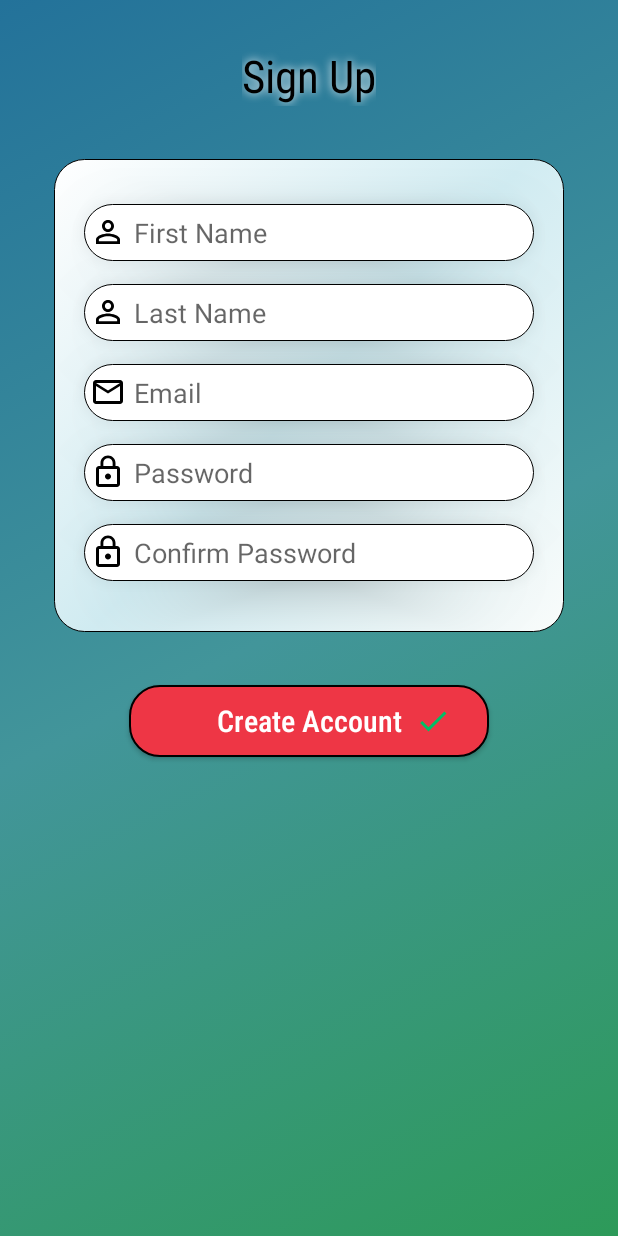
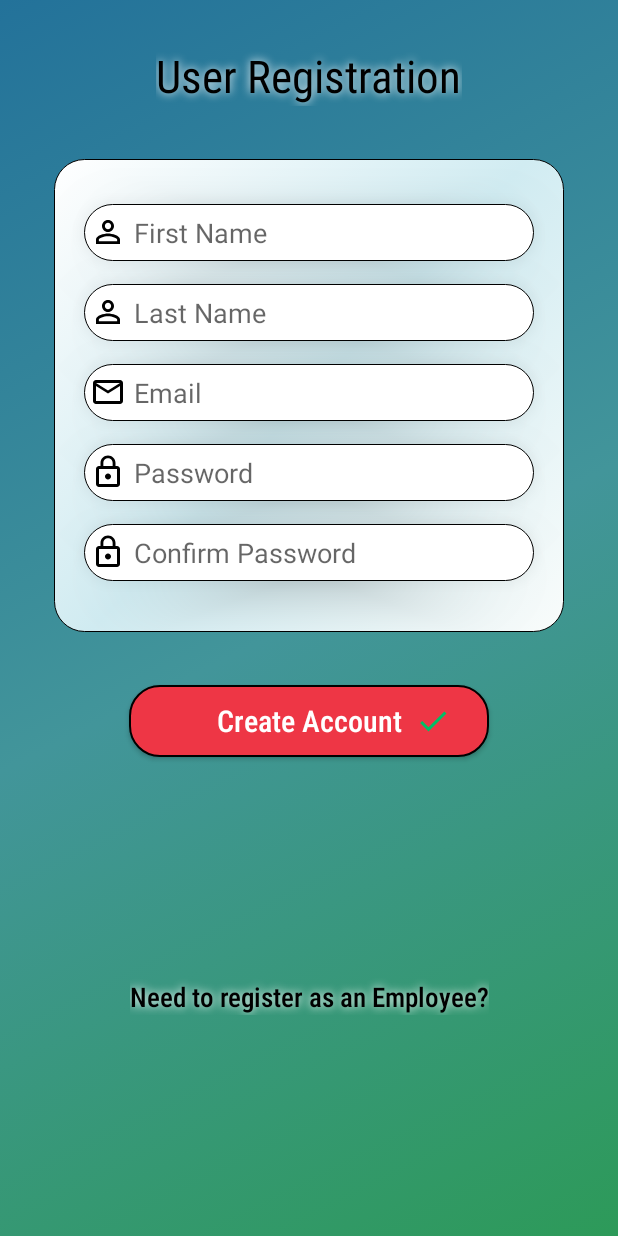
Before and after one commit to purvilpatel65/FSC_DINER, an Android app: the UserRegistration screen opened directly, with no data from a screen before it, on a phone screen of 412 x 824 dp. Run offline under Robolectric (Android 15) with nearby library versions, the phone set to English and light mode, and no system bars; our stand-ins replace Firebase (no records; nobody signed in at launch, a user with empty details on screens opened directly); libraries missing offline, so code that uses them is left out: com.blogspot.atifsoftwares; Roboto replaces fonts that are not available here; 2 statements that could not run were skipped.

```diff
--- a/app/build.gradle
+++ b/app/build.gradle
@@ -38,4 +38,5 @@ dependencies {
     implementation "androidx.cardview:cardview:1.0.0"
     implementation 'com.google.firebase:firebase-auth:19.2.0'
     implementation 'com.google.firebase:firebase-database:19.2.1'
+    implementation 'com.github.mohammadatif:Animatoo:master'
 }
--- a/app/src/main/java/com/example/fsc_diner/controller/LoginActivity.java
+++ b/app/src/main/java/com/example/fsc_diner/controller/LoginActivity.java
@@ -10,6 +10,7 @@ import android.view.View;
 import android.widget.TextView;
 import android.widget.Toast;
 
+import com.blogspot.atifsoftwares.animatoolib.Animatoo;
 import com.example.fsc_diner.R;
 import com.google.android.gms.tasks.OnCompleteListener;
 import com.google.android.gms.tasks.Task;
@@ -71,8 +72,9 @@ public class LoginActivity extends AppCompatActivity {
     }
 
     public void registrationStart(View view) {
-        Intent i = new Intent(this, RegistrationActivity.class);
+        Intent i = new Intent(this, UserRegistration.class);
         startActivity(i);
+        Animatoo.animateFade(this);
         finish();
     }
 
@@ -130,6 +132,7 @@ public class LoginActivity extends AppCompatActivity {
         if (user != null) {
             Intent i = new Intent(LoginActivity.this, MainActivity.class);
             startActivity(i);
+            Animatoo.animateFade(this);
             finish();
         } else {
             recreate();
--- a/app/src/main/java/com/example/fsc_diner/controller/SplashScreen.java
+++ b/app/src/main/java/com/example/fsc_diner/controller/SplashScreen.java
@@ -7,6 +7,8 @@ import android.os.Bundle;
 import android.os.Handler;
 import android.widget.ProgressBar;
 import androidx.appcompat.app.AppCompatActivity;
+
+import com.blogspot.atifsoftwares.animatoolib.Animatoo;
 import com.example.fsc_diner.R;
 
 public class SplashScreen extends AppCompatActivity {
@@ -27,6 +29,7 @@ public class SplashScreen extends AppCompatActivity {
             @Override
             public void run() {
                 startActivity(new Intent(SplashScreen.this, LoginActivity.class));
+                Animatoo.animateZoom(SplashScreen.this);
                 finish();
             }
         }, 3000);
--- a/app/src/main/java/com/example/fsc_diner/controller/RegistrationActivity.java
+++ b/app/src/main/java/com/example/fsc_diner/controller/UserRegistration.java
@@ -10,6 +10,7 @@ import android.view.View;
 import android.widget.TextView;
 import android.widget.Toast;
 
+import com.blogspot.atifsoftwares.animatoolib.Animatoo;
 import com.example.fsc_diner.R;
 import com.google.android.gms.tasks.OnCompleteListener;
 import com.google.android.gms.tasks.Task;
@@ -18,7 +19,7 @@ import com.google.firebase.database.FirebaseDatabase;
 
 import java.util.regex.Pattern;
 
-public class RegistrationActivity extends AppCompatActivity {
+public class UserRegistration extends AppCompatActivity {
     TextView firstNameTV, lastNameTV, emailTV, passwordTV, confirmPasswordTV;
     FirebaseAuth mFirebaseAuth;
     OnCompleteListener onCompleteListener;
@@ -35,7 +36,7 @@ public class RegistrationActivity extends AppCompatActivity {
     @Override
     protected void onCreate(Bundle savedInstanceState) {
         super.onCreate(savedInstanceState);
-        setContentView(R.layout.activity_registration);
+        setContentView(R.layout.activity_user_registration);
         mFirebaseAuth = FirebaseAuth.getInstance();
         firstNameTV = findViewById(R.id.firstNameRegistration);
         lastNameTV = findViewById(R.id.lastNameRegistration);
@@ -46,15 +47,16 @@ public class RegistrationActivity extends AppCompatActivity {
             @Override
             public void onComplete(@NonNull Task task) {
                 if (!task.isSuccessful()) {
-                    Toast.makeText(RegistrationActivity.this, "SignUp Unsuccessful, Please Try Again", Toast.LENGTH_SHORT).show();
+                    Toast.makeText(UserRegistration.this, "SignUp Unsuccessful, Please Try Again", Toast.LENGTH_SHORT).show();
                 } else {
                     String email = emailTV.getText().toString();
                     String firstName = firstNameTV.getText().toString();
                     String lastName = lastNameTV.getText().toString();
-                    UserInformation user = new UserInformation(email, firstName, lastName);
+                    UserInformation user = new UserInformation(email, firstName, lastName, "Customer");
                     FirebaseDatabase.getInstance().getReference("Users").child(FirebaseAuth.getInstance().getCurrentUser().getUid()).setValue(user);
-                    Intent i = new Intent(RegistrationActivity.this, LoginActivity.class);
+                    Intent i = new Intent(UserRegistration.this, LoginActivity.class);
                     startActivity(i);
+                    Animatoo.animateFade(UserRegistration.this);
                     finish();
                 }
             }
@@ -66,6 +68,7 @@ public class RegistrationActivity extends AppCompatActivity {
         Intent i = new Intent(this, LoginActivity.class);
         startActivity(i);
         // Animation effect is used
+        Animatoo.animateFade(this);
         finish();
     }
 
@@ -204,4 +207,11 @@ public class RegistrationActivity extends AppCompatActivity {
             return false;
         }
     }
+
+    public void employeeRegistration(View view){
+        Intent i = new Intent(UserRegistration.this, EmployeeRegistration.class);
+        startActivity(i);
+        Animatoo.animateSlideUp(this);
+        finish();
+    }
 }
--- /dev/null
+++ b/app/src/main/res/drawable/ic_key_outline.xml
@@ -0,0 +1,5 @@
+<vector android:height="24dp" android:viewportHeight="63.946"
+    android:viewportWidth="63.946" android:width="24dp" xmlns:android="http://schemas.android.com/apk/res/android">
+    <path android:fillColor="#010002" android:pathData="M58.244,33.28c-5.255,5.256 -12.947,7.041 -19.926,4.723l-8.567,8.568l0.007,4.512c0.002,1.063 -0.94,2.004 -2.002,2.002l-4.513,-0.006l-0.113,0.113l0.007,4.512c0.002,1.061 -0.94,2.004 -2.002,2.002l-4.512,-0.008l-1.688,1.689c-3.412,3.412 -8.963,3.412 -12.375,0s-3.411,-8.963 0,-12.375l23.385,-23.385c-2.317,-6.979 -0.532,-14.67 4.723,-19.924c7.603,-7.604 19.975,-7.604 27.577,0C65.846,13.306 65.846,25.679 58.244,33.28zM26.335,44.329l10.061,-10.061c0.57,-0.57 1.426,-0.742 2.172,-0.436c5.803,2.379 12.415,1.051 16.847,-3.381c6.044,-6.043 6.044,-15.877 0,-21.92c-6.043,-6.043 -15.876,-6.043 -21.92,0c-4.432,4.432 -5.759,11.045 -3.38,16.846c0.305,0.746 0.134,1.604 -0.437,2.174L5.388,51.84c-1.853,1.854 -1.853,4.865 0,6.719c1.852,1.852 4.865,1.852 6.717,0l2.275,-2.275c0.376,-0.377 0.886,-0.586 1.417,-0.586l3.336,0.004l-0.005,-3.336c0,-0.529 0.21,-1.041 0.586,-1.416L21,49.663c0.376,-0.375 0.886,-0.586 1.417,-0.586l3.336,0.006l-0.005,-3.336C25.748,45.216 25.959,44.704 26.335,44.329z"/>
+    <path android:fillColor="#010002" android:pathData="M53.369,18.888c-2.291,2.289 -6.019,2.289 -8.309,0c-2.291,-2.291 -2.291,-6.018 0,-8.309c2.29,-2.291 6.018,-2.291 8.308,0C55.659,12.87 55.659,16.597 53.369,18.888zM47.888,13.407c-0.731,0.73 -0.731,1.92 0,2.652c0.731,0.73 1.92,0.73 2.651,0c0.731,-0.732 0.731,-1.922 0,-2.652S48.62,12.677 47.888,13.407z"/>
+</vector>
--- a/app/src/main/res/layout/activity_login.xml
+++ b/app/src/main/res/layout/activity_login.xml
@@ -52,7 +52,6 @@
         android:text="@string/no_account"
         android:textColor="@android:color/black"
         android:textSize="18sp"
-        android:textStyle="bold"
         app:layout_constraintBottom_toBottomOf="parent"
         app:layout_constraintEnd_toEndOf="parent"
         app:layout_constraintHorizontal_bias="0.5"
--- /dev/null
+++ b/app/src/main/res/layout/activity_user_registration.xml
@@ -0,0 +1,150 @@
+<?xml version="1.0" encoding="utf-8"?>
+<androidx.constraintlayout.widget.ConstraintLayout xmlns:android="http://schemas.android.com/apk/res/android"
+    xmlns:app="http://schemas.android.com/apk/res-auto"
+    xmlns:tools="http://schemas.android.com/tools"
+    android:layout_width="match_parent"
+    android:layout_height="match_parent"
+    android:background="@drawable/green_gradient_background"
+    tools:context=".controller.UserRegistration">
+
+    <Button
+        android:id="@+id/button2"
+        android:layout_width="240dp"
+        android:layout_height="wrap_content"
+        android:layout_marginTop="35dp"
+        android:background="@drawable/red_round_border"
+        android:drawableEnd="@drawable/ic_check"
+        android:fontFamily="sans-serif-condensed-medium"
+        android:onClick="completeRegistration"
+        android:paddingStart="50dp"
+        android:paddingEnd="25dp"
+        android:text="@string/registration"
+        android:textAppearance="@style/TextAppearance.AppCompat.Body1"
+        android:textColor="@android:color/white"
+        android:textSize="20sp"
+        app:layout_constraintBottom_toBottomOf="parent"
+        app:layout_constraintEnd_toEndOf="parent"
+        app:layout_constraintHorizontal_bias="0.5"
+        app:layout_constraintStart_toStartOf="parent"
+        app:layout_constraintTop_toBottomOf="@+id/constraintLayout2"
+        app:layout_constraintVertical_bias="0.0" />
+
+    <TextView
+        android:id="@+id/textView9"
+        style="@style/TextHighlight"
+        android:layout_width="wrap_content"
+        android:layout_height="wrap_content"
+        android:layout_marginTop="30dp"
+        android:fontFamily="sans-serif-condensed"
+        android:text="@string/registration2"
+        android:textColor="@android:color/black"
+        android:textSize="30sp"
+        app:layout_constraintBottom_toBottomOf="parent"
+        app:layout_constraintEnd_toEndOf="parent"
+        app:layout_constraintHorizontal_bias="0.5"
+        app:layout_constraintStart_toStartOf="parent"
+        app:layout_constraintTop_toTopOf="parent"
+        app:layout_constraintVertical_bias="0.0" />
+
+    <TextView
+        android:id="@+id/textView"
+        style="@style/TextHighlight"
+        android:layout_width="wrap_content"
+        android:layout_height="wrap_content"
+        android:fontFamily="sans-serif-condensed-medium"
+        android:text="@string/no_account2"
+        android:textColor="@android:color/black"
+        android:textSize="18sp"
+        android:onClick="employeeRegistration"
+        app:layout_constraintBottom_toBottomOf="parent"
+        app:layout_constraintEnd_toEndOf="parent"
+        app:layout_constraintStart_toStartOf="parent"
+        app:layout_constraintTop_toBottomOf="@+id/button2" />
+
+    <androidx.constraintlayout.widget.ConstraintLayout
+        android:id="@+id/constraintLayout2"
+        android:layout_width="340dp"
+        android:layout_height="315dp"
+        android:layout_marginTop="35dp"
+        android:background="@drawable/white_gradient_color"
+        app:layout_constraintEnd_toEndOf="parent"
+        app:layout_constraintHorizontal_bias="0.5"
+        app:layout_constraintStart_toStartOf="parent"
+        app:layout_constraintTop_toBottomOf="@+id/textView9">
+
+        <EditText
+            android:id="@+id/firstNameRegistration"
+            style="@style/credentials"
+            android:layout_width="300dp"
+            android:layout_height="38dp"
+            android:background="@drawable/rounded_text_border"
+            android:drawableStart="@drawable/ic_person_outline"
+            android:ems="10"
+            android:hint="@string/first_name"
+            android:inputType="textPersonName"
+            app:layout_constraintEnd_toEndOf="parent"
+            app:layout_constraintStart_toStartOf="parent"
+            app:layout_constraintTop_toTopOf="parent" />
+
+        <EditText
+            android:id="@+id/lastNameRegistration"
+            style="@style/credentials"
+            android:layout_width="300dp"
+            android:layout_height="38dp"
+            android:layout_marginTop="15dp"
+            android:background="@drawable/rounded_text_border"
+            android:drawableStart="@drawable/ic_person_outline"
+            android:ems="10"
+            android:hint="@string/last_name"
+            android:inputType="textPersonName"
+            app:layout_constraintEnd_toEndOf="parent"
+            app:layout_constraintStart_toStartOf="parent"
+            app:layout_constraintTop_toBottomOf="@+id/firstNameRegistration" />
+
+        <EditText
+            android:id="@+id/emailRegistration"
+            style="@style/credentials"
+            android:layout_width="300dp"
+            android:layout_height="38dp"
+            android:layout_marginTop="15dp"
+            android:background="@drawable/rounded_text_border"
+            android:drawableStart="@drawable/ic_mail_outline_black"
+            android:ems="10"
+            android:hint="@string/hint_email"
+            android:inputType="textEmailAddress"
+            app:layout_constraintEnd_toEndOf="parent"
+            app:layout_constraintStart_toStartOf="parent"
+            app:layout_constraintTop_toBottomOf="@+id/lastNameRegistration" />
+
+        <EditText
+            android:id="@+id/passwordRegistration"
+            style="@style/credentials"
+            android:layout_width="300dp"
+            android:layout_height="38dp"
+            android:layout_marginTop="15dp"
+            android:background="@drawable/rounded_text_border"
+            android:drawableStart="@drawable/ic_lock_outline"
+            android:ems="10"
+            android:hint="@string/hint_password"
+            android:inputType="textPassword"
+            app:layout_constraintEnd_toEndOf="parent"
+            app:layout_constraintStart_toStartOf="parent"
+            app:layout_constraintTop_toBottomOf="@+id/emailRegistration" />
+
+        <EditText
+            android:id="@+id/confirmPasswordRegistration"
+            style="@style/credentials"
+            android:layout_width="300dp"
+            android:layout_height="38dp"
+            android:layout_marginTop="15dp"
+            android:background="@drawable/rounded_text_border"
+            android:drawableStart="@drawable/ic_lock_outline"
+            android:ems="10"
+            android:hint="@string/hint_confirm_password"
+            android:inputType="textPassword"
+            app:layout_constraintEnd_toEndOf="parent"
+            app:layout_constraintStart_toStartOf="parent"
+            app:layout_constraintTop_toBottomOf="@+id/passwordRegistration" />
+    </androidx.constraintlayout.widget.ConstraintLayout>
+
+</androidx.constraintlayout.widget.ConstraintLayout>
--- a/app/src/main/res/values/strings.xml
+++ b/app/src/main/res/values/strings.xml
@@ -15,6 +15,7 @@
     <string name="hint_password">Password</string>
     <string name="hint_confirm_email">Confirm Email</string>
     <string name="hint_confirm_password">Confirm Password</string>
+    <string name="hint_employee_code">Employee Registration Code</string>
     <string name="history_header">Your previously purchased items will appear below</string>
 
     <string name="last_name">Last Name</string>
@@ -38,12 +39,16 @@
     <string name="nav_header_subtitle">android.studio@android.com</string>
     <string name="nav_header_desc">Navigation header</string>
     <string name="no_account">Don\'t have an account? Sign up</string>
+    <string name="no_account2">Need to register as an Employee?</string>
     <string name="order_placed">Your order has been placed!</string>
     <string name="profile_picture">Profile Picture</string>
 
     <string name="recommend">Check out the featured drink of the day</string>
     <string name="registration">Create Account</string>
-    <string name="registration2">Sign Up</string>
+    <string name="registration2">User Registration</string>
+    <string name="registration3">Employee Registration</string>
+    <string name="return_to_login">Return to Login Page</string>
+
 
     <string name="sign_in_unsuccessful">Sign-In Unsuccessful, Please Try Again</string>
     <string name="sign_in_successful">You are now logged in!</string>
--- a/build.gradle
+++ b/build.gradle
@@ -19,6 +19,7 @@ allprojects {
     repositories {
         google()
         jcenter()
+        maven { url 'https://jitpack.io' }
 
     }
 }
```
Also changed, not shown: app/src/main/AndroidManifest.xml (+4 -4 lines), app/src/main/java/com/example/fsc_diner/controller/EmployeeRegistration.java (added, +254 -0 lines), app/src/main/java/com/example/fsc_diner/controller/UserInformation.java (+9 -2 lines), app/src/main/res/layout/activity_employee_registration.xml (renamed from app/src/main/res/layout/activity_registration.xml, +64 -25 lines).
